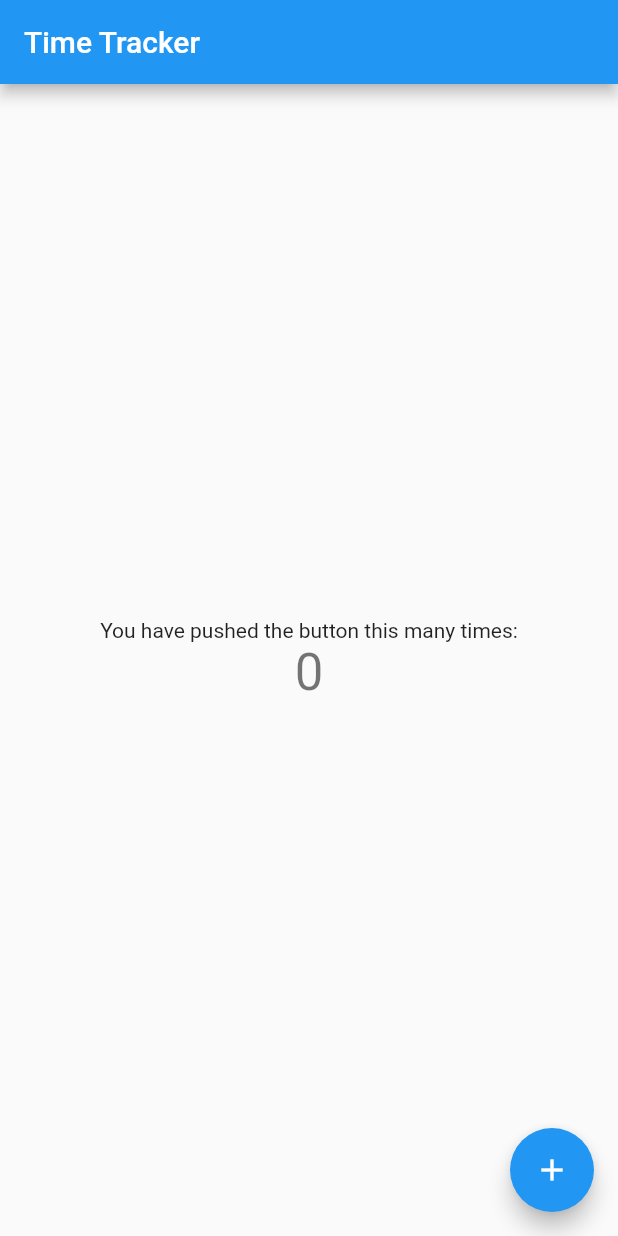
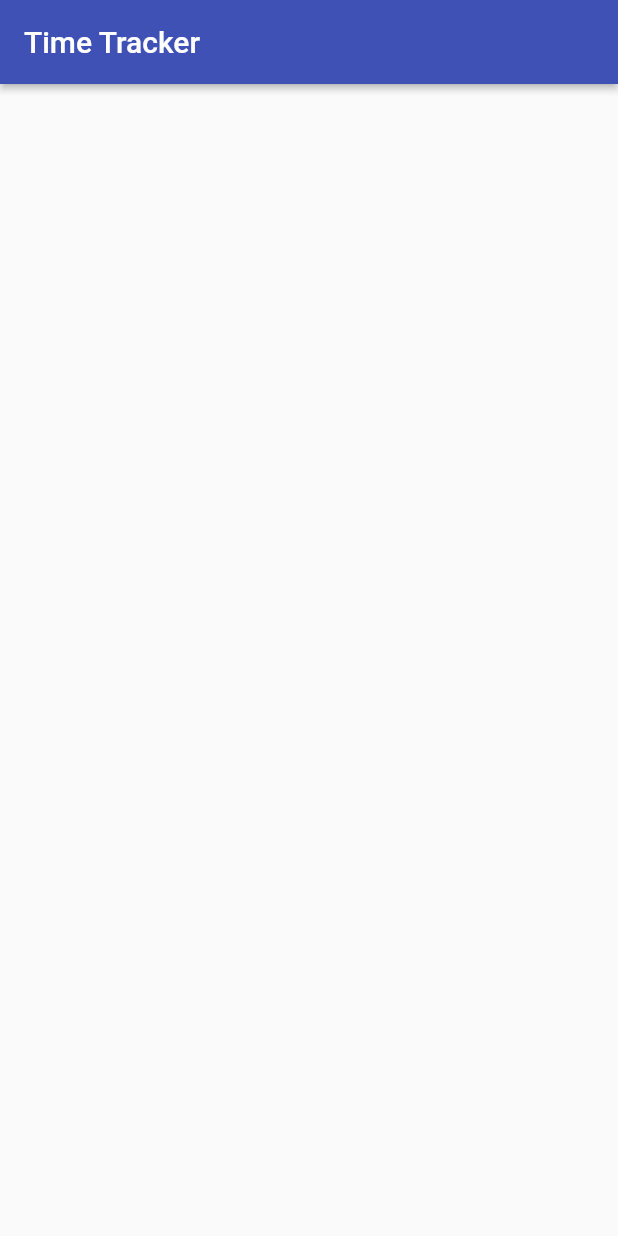
Before and after one commit to aleksoft1/time_tracker_flutter_course, a Flutter app: the screen it shows after launch, on a phone screen of 412 x 824 dp. Run offline on Flutter 3.47's test engine with Material 2 defaults, Android fonts, the phone set to English and light mode, and no system bars.

Commit message:
added sign_in_page.dart

```diff
--- /dev/null
+++ b/lib/app/sign_in/sign_in_page.dart
@@ -0,0 +1,13 @@
+import 'package:flutter/material.dart';
+
+class SignInPage extends StatelessWidget {
+  @override
+  Widget build(BuildContext context) {
+    return Scaffold(
+      appBar: AppBar(
+        title: Text('Time Tracker'),
+        elevation: 2.0,
+      ),
+    );
+  }
+}
--- a/lib/main.dart
+++ b/lib/main.dart
@@ -1,113 +1,19 @@
 import 'package:flutter/material.dart';
+import 'package:time_tracker_flutter_course/app/sign_in/sign_in_page.dart';
 
 void main() {
   runApp(MyApp());
 }
 
 class MyApp extends StatelessWidget {
-  // This widget is the root of your application.
   @override
   Widget build(BuildContext context) {
     return MaterialApp(
-      title: 'Flutter Demo',
+      title: 'Time Tracker',
       theme: ThemeData(
-        // This is the theme of your application.
-        //
-        // Try running your application with "flutter run". You'll see the
-        // application has a blue toolbar. Then, without quitting the app, try
-        // changing the primarySwatch below to Colors.green and then invoke
-        // "hot reload" (press "r" in the console where you ran "flutter run",
-        // or simply save your changes to "hot reload" in a Flutter IDE).
-        // Notice that the counter didn't reset back to zero; the application
-        // is not restarted.
-        primarySwatch: Colors.blue,
+        primarySwatch: Colors.indigo,
       ),
-      home: MyHomePage(title: 'Time Tracker'),
+      home: SignInPage(),
     );
   }
 }
-
-class MyHomePage extends StatefulWidget {
-  MyHomePage({Key key, this.title}) : super(key: key);
-
-  // This widget is the home page of your application. It is stateful, meaning
-  // that it has a State object (defined below) that contains fields that affect
-  // how it looks.
-
-  // This class is the configuration for the state. It holds the values (in this
-  // case the title) provided by the parent (in this case the App widget) and
-  // used by the build method of the State. Fields in a Widget subclass are
-  // always marked "final".
-
-  final String title;
-
-  @override
-  _MyHomePageState createState() => _MyHomePageState();
-}
-
-class _MyHomePageState extends State<MyHomePage> {
-  int _counter = 0;
-
-  void _incrementCounter() {
-    setState(() {
-      // This call to setState tells the Flutter framework that something has
-      // changed in this State, which causes it to rerun the build method below
-      // so that the display can reflect the updated values. If we changed
-      // _counter without calling setState(), then the build method would not be
-      // called again, and so nothing would appear to happen.
-      _counter++;
-    });
-  }
-
-  @override
-  Widget build(BuildContext context) {
-    // This method is rerun every time setState is called, for instance as done
-    // by the _incrementCounter method above.
-    //
-    // The Flutter framework has been optimized to make rerunning build methods
-    // fast, so that you can just rebuild anything that needs updating rather
-    // than having to individually change instances of widgets.
-    return Scaffold(
-      appBar: AppBar(
-        // Here we take the value from the MyHomePage object that was created by
-        // the App.build method, and use it to set our appbar title.
-        title: Text(widget.title),
-      ),
-      body: Center(
-        // Center is a layout widget. It takes a single child and positions it
-        // in the middle of the parent.
-        child: Column(
-          // Column is also a layout widget. It takes a list of children and
-          // arranges them vertically. By default, it sizes itself to fit its
-          // children horizontally, and tries to be as tall as its parent.
-          //
-          // Invoke "debug painting" (press "p" in the console, choose the
-          // "Toggle Debug Paint" action from the Flutter Inspector in Android
-          // Studio, or the "Toggle Debug Paint" command in Visual Studio Code)
-          // to see the wireframe for each widget.
-          //
-          // Column has various properties to control how it sizes itself and
-          // how it positions its children. Here we use mainAxisAlignment to
-          // center the children vertically; the main axis here is the vertical
-          // axis because Columns are vertical (the cross axis would be
-          // horizontal).
-          mainAxisAlignment: MainAxisAlignment.center,
-          children: <Widget>[
-            Text(
-              'You have pushed the button this many times:',
-            ),
-            Text(
-              '$_counter',
-              style: Theme.of(context).textTheme.headline4,
-            ),
-          ],
-        ),
-      ),
-      floatingActionButton: FloatingActionButton(
-        onPressed: _incrementCounter,
-        tooltip: 'Increment',
-        child: Icon(Icons.add),
-      ), // This trailing comma makes auto-formatting nicer for build methods.
-    );
-  }
-}
```
